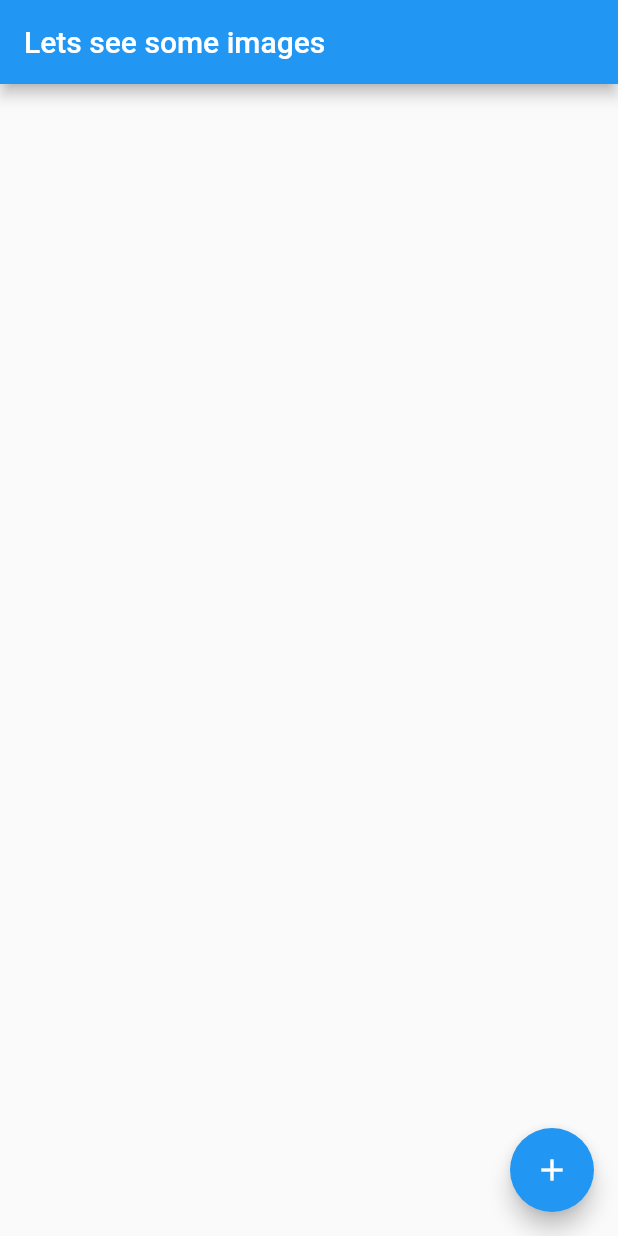
After one commit to ballawala-lv/flutter-pics-demo, a Flutter app: the screen it shows after launch, on a phone screen of 412 x 824 dp. The commit adds this screen. Run offline on Flutter 3.47's test engine with Material 2 defaults, Android fonts, the phone set to English and light mode, and no system bars.

Commit message:
working app

```diff
--- a/lib/src/app.dart
+++ b/lib/src/app.dart
@@ -1,18 +1,41 @@
 import 'package:flutter/material.dart';
+import 'package:http/http.dart' show get;
 
+import 'models/image_model.dart';
+import 'dart:convert';
+import 'widgets/image_list.dart';
 // create a class that extends the be 'StatelessWidget' app, use stateless when you dont have any instance variable that is going to change
 
-class App extends StatelessWidget {
+class App extends StatefulWidget {
+  createState() {
+    return AppState();
+  }
+}
+
+class AppState extends State<App> {
+  int counter = 0; //instance variable
+  List<ImageModel> images = [];
+
+
+  void fetchImage() async {
+    counter += 1;
+    var response = await get('https://jsonplaceholder.typicode.com/photos/$counter');
+    var imageModel = ImageModel.fromJson(json.decode(response.body));
+    setState(() {
+      images.add(imageModel);
+    });
+
+  }
+
   Widget build(context) {
     return MaterialApp(
       home: Scaffold(
+        body: ImageList(images),
         appBar: AppBar(
           title: Text('Lets see some images'),
         ),
         floatingActionButton: FloatingActionButton(
-          onPressed: () {
-            print('hi there');
-          },
+          onPressed: fetchImage,
           child: Icon(Icons.add),
         ),
       ),
--- /dev/null
+++ b/lib/src/models/image_model.dart
@@ -0,0 +1,14 @@
+class ImageModel {
+  int id;
+  String url;
+  String title;
+
+  ImageModel(this.id, this.url, this.title);
+  ImageModel.fromJson(Map<String, dynamic> parsedJson) { // Map where key is string and value is dynamic
+    id = parsedJson['id'];
+    url = parsedJson['url'];
+    title = parsedJson['title'];
+
+  }//named constructor
+
+}
--- /dev/null
+++ b/lib/src/widgets/image_list.dart
@@ -0,0 +1,34 @@
+import 'package:flutter/material.dart';
+import '../models/image_model.dart';
+
+class ImageList extends StatelessWidget {
+  final List<ImageModel> images;
+
+  ImageList(this.images);
+
+  Widget build(context) {
+    return ListView.builder(
+      itemCount: images.length,
+      itemBuilder: (context, int index) {
+        return buildImage(images[index]);
+      },
+    );
+  }
+
+  Widget buildImage(ImageModel image) {
+    return Container(
+      margin: EdgeInsets.all(20.0), // 20px margin on all sides
+      padding: EdgeInsets.all(20.0),
+      decoration: BoxDecoration(border: Border.all(color: Colors.blueGrey)),
+      child: Column(
+        children: <Widget>[
+          Padding(
+            child: Image.network(image.url),
+            padding: EdgeInsets.only(bottom: 10.0), // add bottom padding only
+          ),
+          Text(image.title),
+        ],
+      ),
+    );
+  }
+}
--- a/pubspec.yaml
+++ b/pubspec.yaml
@@ -23,6 +23,7 @@ dependencies:
   # The following adds the Cupertino Icons font to your application.
   # Use with the CupertinoIcons class for iOS style icons.
   cupertino_icons: ^0.1.2
+  http: any
 
 dev_dependencies:
   flutter_test:
```
Also changed, not shown: pubspec.lock, 1 other file.
